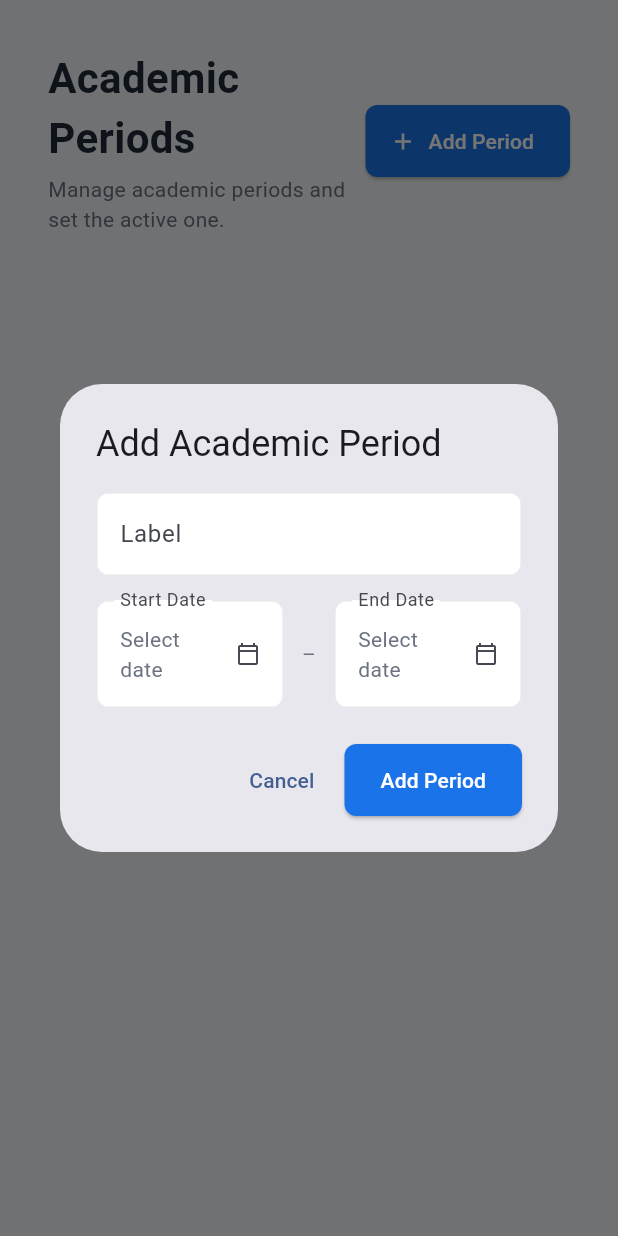
After one commit to KaiyouS/student_clearance_tracker, a Flutter app: the AcademicPeriodsScreen screen opened directly, after a tap on "Add Period", on a phone screen of 412 x 824 dp. The commit adds this screen. Run offline on Flutter 3.47's test engine with Material 3 defaults, Android fonts, the phone set to English and light mode, and no system bars; our stand-ins replace go_router, supabase_flutter; accounts and stored records are empty.

Commit message:
feat(admin): add academic periods screen with CRUD and set current action

```diff
--- /dev/null
+++ b/lib/admin/screens/academic_periods_screen.dart
@@ -0,0 +1,433 @@
+import 'package:flutter/material.dart';
+import '../../core/models/academic_period.dart';
+import '../../core/repositories/academic_period_repository.dart';
+import '../../core/theme/app_theme.dart';
+import '../../core/widgets/app_card.dart';
+import '../../core/widgets/confirm_dialog.dart';
+import '../widgets/academic_period_form_dialog.dart';
+
+class AcademicPeriodsScreen extends StatefulWidget {
+  const AcademicPeriodsScreen({super.key});
+
+  @override
+  State<AcademicPeriodsScreen> createState() =>
+      _AcademicPeriodsScreenState();
+}
+
+class _AcademicPeriodsScreenState extends State<AcademicPeriodsScreen> {
+  final _repo = AcademicPeriodRepository();
+
+  List<AcademicPeriod> _periods   = [];
+  bool                 _isLoading = true;
+  bool                 _isSaving  = false;
+  String?              _error;
+
+  @override
+  void initState() {
+    super.initState();
+    _load();
+  }
+
+  // ── Data ──────────────────────────────────────────────────
+
+  Future<void> _load() async {
+    setState(() { _isLoading = true; _error = null; });
+    try {
+      final periods = await _repo.getAll();
+      setState(() { _periods = periods; _isLoading = false; });
+    } catch (e) {
+      setState(() { _error = e.toString(); _isLoading = false; });
+    }
+  }
+
+  // ── CRUD ──────────────────────────────────────────────────
+
+  Future<void> _create() async {
+    final result = await AcademicPeriodFormDialog.show(context);
+    if (result == null) return;
+
+    setState(() => _isSaving = true);
+    try {
+      await _repo.create(AcademicPeriod(
+        id:        0,
+        label:     result['label'],
+        startDate: result['start_date'],
+        endDate:   result['end_date'],
+        isCurrent: false,
+      ));
+      _showSuccess('Academic period created.');
+      _load();
+    } catch (e) {
+      _showError('Failed to create period: $e');
+    } finally {
+      setState(() => _isSaving = false);
+    }
+  }
+
+  Future<void> _edit(AcademicPeriod period) async {
+    final result = await AcademicPeriodFormDialog.show(
+      context,
+      period: period,
+    );
+    if (result == null) return;
+
+    setState(() => _isSaving = true);
+    try {
+      await _repo.update(
+        period.id,
+        AcademicPeriod(
+          id:        period.id,
+          label:     result['label'],
+          startDate: result['start_date'],
+          endDate:   result['end_date'],
+          isCurrent: period.isCurrent,
+        ),
+      );
+      _showSuccess('Academic period updated.');
+      _load();
+    } catch (e) {
+      _showError('Failed to update period: $e');
+    } finally {
+      setState(() => _isSaving = false);
+    }
+  }
+
+  Future<void> _delete(AcademicPeriod period) async {
+    // Prevent deleting the current period
+    if (period.isCurrent) {
+      _showError(
+        'Cannot delete the current period. '
+        'Set another period as current first.',
+      );
+      return;
+    }
+
+    final confirmed = await ConfirmDialog.show(
+      context,
+      title:   'Delete Period',
+      message: 'Are you sure you want to delete "${period.label}"? '
+               'All clearance steps for this period will also be deleted.',
+    );
+    if (!confirmed) return;
+
+    setState(() => _isSaving = true);
+    try {
+      await _repo.delete(period.id);
+      _showSuccess('Academic period deleted.');
+      _load();
+    } catch (e) {
+      _showError('Failed to delete period: $e');
+    } finally {
+      setState(() => _isSaving = false);
+    }
+  }
+
+  Future<void> _setCurrent(AcademicPeriod period) async {
+    final confirmed = await ConfirmDialog.show(
+      context,
+      title:        'Set as Current Period',
+      message:      'Set "${period.label}" as the current academic period? '
+                    'The previous current period will be unset.',
+      confirmLabel: 'Set as Current',
+      confirmColor: AppTheme.primary,
+    );
+    if (!confirmed) return;
+
+    setState(() => _isSaving = true);
+    try {
+      await _repo.setCurrent(period.id);
+      _showSuccess('"${period.label}" is now the current period.');
+      _load();
+    } catch (e) {
+      _showError('Failed to set current period: $e');
+    } finally {
+      setState(() => _isSaving = false);
+    }
+  }
+
+  void _showSuccess(String msg) {
+    if (!mounted) return;
+    ScaffoldMessenger.of(context).showSnackBar(
+      SnackBar(content: Text(msg), backgroundColor: AppTheme.accent),
+    );
+  }
+
+  void _showError(String msg) {
+    if (!mounted) return;
+    ScaffoldMessenger.of(context).showSnackBar(
+      SnackBar(content: Text(msg), backgroundColor: AppTheme.danger),
+    );
+  }
+
+  // ── UI ────────────────────────────────────────────────────
+
+  @override
+  Widget build(BuildContext context) {
+    return Scaffold(
+      backgroundColor: AppTheme.background,
+      body: Padding(
+        padding: const EdgeInsets.all(32),
+        child: Column(
+          crossAxisAlignment: CrossAxisAlignment.start,
+          children: [
+            // Header
+            Row(
+              children: [
+                const Expanded(
+                  child: Column(
+                    crossAxisAlignment: CrossAxisAlignment.start,
+                    children: [
+                      Text(
+                        'Academic Periods',
+                        style: TextStyle(
+                          fontSize:   28,
+                          fontWeight: FontWeight.bold,
+                          color:      AppTheme.textPrimary,
+                        ),
+                      ),
+                      SizedBox(height: 4),
+                      Text(
+                        'Manage academic periods and set the active one.',
+                        style: TextStyle(
+                          color:    AppTheme.textSecondary,
+                          fontSize: 14,
+                        ),
+                      ),
+                    ],
+                  ),
+                ),
+                if (_isSaving)
+                  const Padding(
+                    padding: EdgeInsets.only(right: 16),
+                    child: SizedBox(
+                      width: 20, height: 20,
+                      child: CircularProgressIndicator(strokeWidth: 2),
+                    ),
+                  ),
+                ElevatedButton.icon(
+                  onPressed: _isSaving ? null : _create,
+                  icon:  const Icon(Icons.add),
+                  label: const Text('Add Period'),
+                ),
+              ],
+            ),
+            const SizedBox(height: 24),
+            Expanded(child: _buildContent()),
+          ],
+        ),
+      ),
+    );
+  }
+
+  Widget _buildContent() {
+    if (_isLoading) {
+      return const Center(child: CircularProgressIndicator());
+    }
+    if (_error != null) {
+      return Center(
+        child: Column(
+          mainAxisSize: MainAxisSize.min,
+          children: [
+            Text(_error!, style: const TextStyle(color: AppTheme.danger)),
+            const SizedBox(height: 8),
+            ElevatedButton(onPressed: _load, child: const Text('Retry')),
+          ],
+        ),
+      );
+    }
+    if (_periods.isEmpty) {
+      return const Center(
+        child: Text(
+          'No academic periods yet.',
+          style: TextStyle(color: AppTheme.textSecondary),
+        ),
+      );
+    }
+
+    return AppCard(
+      padding: EdgeInsets.zero,
+      child: ClipRRect(
+        borderRadius: BorderRadius.circular(12),
+        child: SingleChildScrollView(
+          child: Table(
+            columnWidths: const {
+              0: FlexColumnWidth(3),    // label
+              1: FlexColumnWidth(2),    // date range
+              2: FixedColumnWidth(140), // status
+              3: FixedColumnWidth(180), // actions
+            },
+            children: [
+              // Header
+              TableRow(
+                decoration:
+                    const BoxDecoration(color: AppTheme.background),
+                children: [
+                  _headerCell('Label'),
+                  _headerCell('Date Range'),
+                  _headerCell('Status'),
+                  _headerCell(''),
+                ],
+              ),
+              // Rows
+              ..._periods.map((period) => TableRow(
+                // Highlight current period row
+                decoration: BoxDecoration(
+                  color: period.isCurrent
+                      ? AppTheme.primary.withValues(alpha: 0.04)
+                      : null,
+                  border: Border(
+                    top: BorderSide(color: AppTheme.border),
+                  ),
+                ),
+                children: [
+                  // Label
+                  _dataCell(
+                    Row(
+                      children: [
+                        if (period.isCurrent) ...[
+                          const Icon(
+                            Icons.radio_button_checked,
+                            size:  14,
+                            color: AppTheme.primary,
+                          ),
+                          const SizedBox(width: 6),
+                        ],
+                        Flexible(
+                          child: Text(
+                            period.label,
+                            style: TextStyle(
+                              fontWeight: period.isCurrent
+                                  ? FontWeight.w600
+                                  : FontWeight.normal,
+                              color: period.isCurrent
+                                  ? AppTheme.primary
+                                  : AppTheme.textPrimary,
+                            ),
+                          ),
+                        ),
+                      ],
+                    ),
+                  ),
+                  // Date range
+                  _dataCell(
+                    Text(
+                      period.dateRange,
+                      style: const TextStyle(
+                        color:    AppTheme.textSecondary,
+                        fontSize: 13,
+                      ),
+                    ),
+                  ),
+                  // Status badge
+                  _dataCell(
+                    period.isCurrent
+                        ? _CurrentBadge()
+                        : const SizedBox.shrink(),
+                  ),
+                  // Actions
+                  _dataCell(
+                    Row(
+                      children: [
+                        // Set as current — only show for non-current
+                        if (!period.isCurrent)
+                          Tooltip(
+                            message: 'Set as current',
+                            child: IconButton(
+                              icon: const Icon(
+                                Icons.radio_button_unchecked,
+                                size: 18,
+                              ),
+                              color:   AppTheme.primary,
+                              onPressed: _isSaving
+                                  ? null
+                                  : () => _setCurrent(period),
+                            ),
+                          ),
+                        IconButton(
+                          icon:    const Icon(
+                            Icons.edit_outlined, size: 18,
+                          ),
+                          color:   AppTheme.primary,
+                          tooltip: 'Edit',
+                          onPressed:
+                              _isSaving ? null : () => _edit(period),
+                        ),
+                        IconButton(
+                          icon:    const Icon(
+                            Icons.delete_outline, size: 18,
+                          ),
+                          color: period.isCurrent
+                              ? AppTheme.border  // greyed out
+                              : AppTheme.danger,
+                          tooltip: period.isCurrent
+                              ? 'Cannot delete current period'
+                              : 'Delete',
+                          onPressed: _isSaving
+                              ? null
+                              : () => _delete(period),
+                        ),
+                      ],
+                    ),
+                  ),
+                ],
+              )),
+            ],
+          ),
+        ),
+      ),
+    );
+  }
+
+  Widget _headerCell(String label) => Padding(
+    padding: const EdgeInsets.symmetric(horizontal: 16, vertical: 12),
+    child: Text(
+      label,
+      style: const TextStyle(
+        fontWeight: FontWeight.w600,
+        fontSize:   13,
+        color:      AppTheme.textSecondary,
+      ),
+    ),
+  );
+
+  Widget _dataCell(Widget child) => Padding(
+    padding: const EdgeInsets.symmetric(horizontal: 16, vertical: 12),
+    child: child,
+  );
+}
+
+// ── Current period badge ──────────────────────────────────────
+class _CurrentBadge extends StatelessWidget {
+  @override
+  Widget build(BuildContext context) {
+    return Container(
+      padding: const EdgeInsets.symmetric(horizontal: 10, vertical: 4),
+      decoration: BoxDecoration(
+        color:        AppTheme.primary.withValues(alpha: 0.1),
+        borderRadius: BorderRadius.circular(20),
+        border: Border.all(
+          color: AppTheme.primary.withValues(alpha: 0.4),
+        ),
+      ),
+      child: const Row(
+        mainAxisSize: MainAxisSize.min,
+        children: [
+          Icon(
+            Icons.radio_button_checked,
+            size:  12,
+            color: AppTheme.primary,
+          ),
+          SizedBox(width: 4),
+          Text(
+            'Current',
+            style: TextStyle(
+              color:      AppTheme.primary,
+              fontSize:   12,
+              fontWeight: FontWeight.w600,
+            ),
+          ),
+        ],
+      ),
+    );
+  }
+}
--- a/lib/admin/shell/sidebar_widget.dart
+++ b/lib/admin/shell/sidebar_widget.dart
@@ -76,7 +76,13 @@ class SidebarWidget extends StatelessWidget {
             path:     '/admin/schools',
             isActive: location == '/admin/schools',
           ),
-          const Spacer(),
+          _NavItem(
+            icon:     Icons.calendar_month_outlined,
+            label:    'Academic Periods',
+            path:     '/admin/periods',
+            isActive: location == '/admin/periods',
+          ),
+                    const Spacer(),
           const Divider(height: 1, color: AppTheme.border),
 
           // Sign out
--- /dev/null
+++ b/lib/admin/widgets/academic_period_form_dialog.dart
@@ -0,0 +1,197 @@
+import 'package:flutter/material.dart';
+import '../../core/models/academic_period.dart';
+import '../../core/theme/app_theme.dart';
+
+class AcademicPeriodFormDialog extends StatefulWidget {
+  final AcademicPeriod? period;
+
+  const AcademicPeriodFormDialog({super.key, this.period});
+
+  static Future<Map<String, dynamic>?> show(
+    BuildContext context, {
+    AcademicPeriod? period,
+  }) {
+    return showDialog<Map<String, dynamic>>(
+      context: context,
+      builder: (_) => AcademicPeriodFormDialog(period: period),
+    );
+  }
+
+  @override
+  State<AcademicPeriodFormDialog> createState() =>
+      _AcademicPeriodFormDialogState();
+}
+
+class _AcademicPeriodFormDialogState
+    extends State<AcademicPeriodFormDialog> {
+  final _formKey         = GlobalKey<FormState>();
+  final _labelController = TextEditingController();
+
+  DateTime? _startDate;
+  DateTime? _endDate;
+
+  bool get _isEditing => widget.period != null;
+
+  @override
+  void initState() {
+    super.initState();
+    if (_isEditing) {
+      _labelController.text = widget.period!.label;
+      _startDate            = widget.period!.startDate;
+      _endDate              = widget.period!.endDate;
+    }
+  }
+
+  @override
+  void dispose() {
+    _labelController.dispose();
+    super.dispose();
+  }
+
+  Future<void> _pickDate({required bool isStart}) async {
+    final initial = isStart
+        ? (_startDate ?? DateTime.now())
+        : (_endDate   ?? DateTime.now());
+
+    final picked = await showDatePicker(
+      context:     context,
+      initialDate: initial,
+      firstDate:   DateTime(2000),
+      lastDate:    DateTime(2100),
+    );
+
+    if (picked != null) {
+      setState(() {
+        if (isStart) {
+          _startDate = picked;
+        } else {
+          _endDate = picked;
+        }
+      });
+    }
+  }
+
+  String _formatDate(DateTime? date) {
+    if (date == null) return 'Select date';
+    return '${date.year}-'
+        '${date.month.toString().padLeft(2, '0')}-'
+        '${date.day.toString().padLeft(2, '0')}';
+  }
+
+  void _submit() {
+    if (!_formKey.currentState!.validate()) return;
+    Navigator.pop(context, {
+      'label':      _labelController.text.trim(),
+      'start_date': _startDate,
+      'end_date':   _endDate,
+    });
+  }
+
+  @override
+  Widget build(BuildContext context) {
+    return AlertDialog(
+      title: Text(_isEditing ? 'Edit Period' : 'Add Academic Period'),
+      content: SizedBox(
+        width: 480,
+        child: Form(
+          key: _formKey,
+          child: Column(
+            mainAxisSize: MainAxisSize.min,
+            children: [
+              // Label
+              TextFormField(
+                controller:  _labelController,
+                decoration:  const InputDecoration(
+                  labelText: 'Label',
+                  hintText:  'e.g. AY 2024-2025 Semester 1',
+                ),
+                validator: (v) => (v == null || v.trim().isEmpty)
+                    ? 'Label is required'
+                    : null,
+                textInputAction: TextInputAction.next,
+              ),
+              const SizedBox(height: 16),
+
+              // Date range row
+              Row(
+                children: [
+                  // Start date
+                  Expanded(
+                    child: _DatePickerField(
+                      label:   'Start Date',
+                      value:   _formatDate(_startDate),
+                      onTap:   () => _pickDate(isStart: true),
+                    ),
+                  ),
+                  const SizedBox(width: 12),
+                  const Text(
+                    '–',
+                    style: TextStyle(color: AppTheme.textSecondary),
+                  ),
+                  const SizedBox(width: 12),
+                  // End date
+                  Expanded(
+                    child: _DatePickerField(
+                      label: 'End Date',
+                      value: _formatDate(_endDate),
+                      onTap: () => _pickDate(isStart: false),
+                    ),
+                  ),
+                ],
+              ),
+            ],
+          ),
+        ),
+      ),
+      actions: [
+        TextButton(
+          onPressed: () => Navigator.pop(context),
+          child: const Text('Cancel'),
+        ),
+        ElevatedButton(
+          onPressed: _submit,
+          child: Text(_isEditing ? 'Save Changes' : 'Add Period'),
+        ),
+      ],
+    );
+  }
+}
+
+// ── Simple date picker field ──────────────────────────────────
+class _DatePickerField extends StatelessWidget {
+  final String label;
+  final String value;
+  final VoidCallback onTap;
+
+  const _DatePickerField({
+    required this.label,
+    required this.value,
+    required this.onTap,
+  });
+
+  @override
+  Widget build(BuildContext context) {
+    return InkWell(
+      onTap:        onTap,
+      borderRadius: BorderRadius.circular(8),
+      child: InputDecorator(
+        decoration: InputDecoration(
+          labelText:   label,
+          suffixIcon:  const Icon(
+            Icons.calendar_today_outlined,
+            size: 16,
+          ),
+        ),
+        child: Text(
+          value,
+          style: TextStyle(
+            color: value == 'Select date'
+                ? AppTheme.textSecondary
+                : AppTheme.textPrimary,
+            fontSize: 14,
+          ),
+        ),
+      ),
+    );
+  }
+}
```
